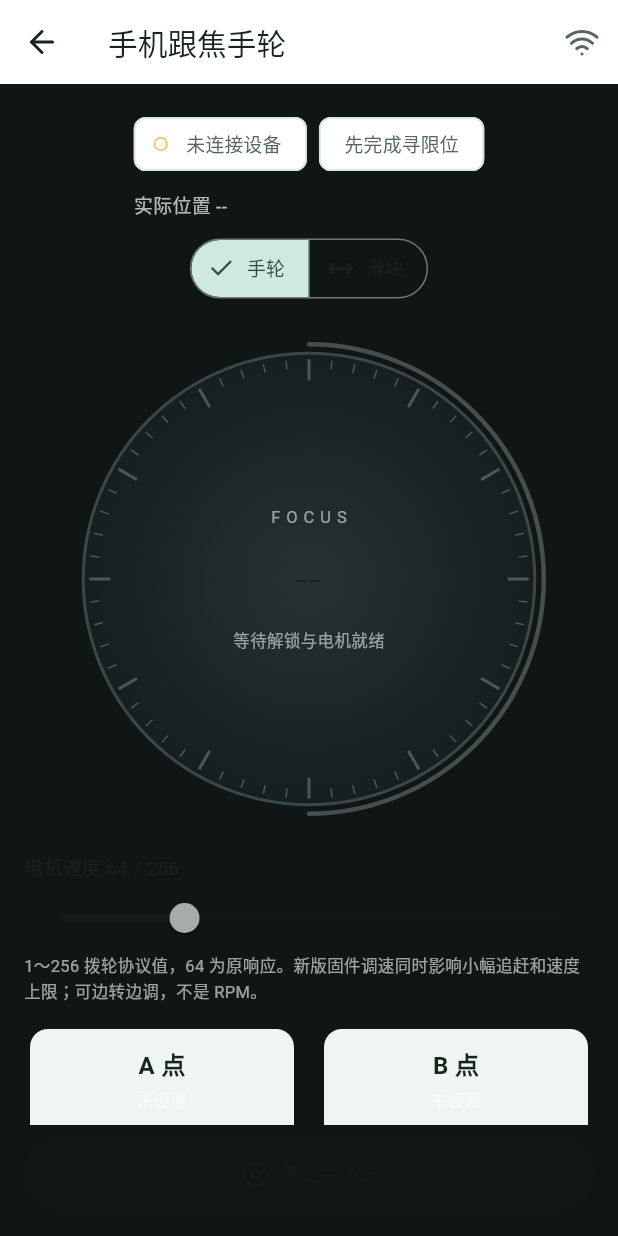
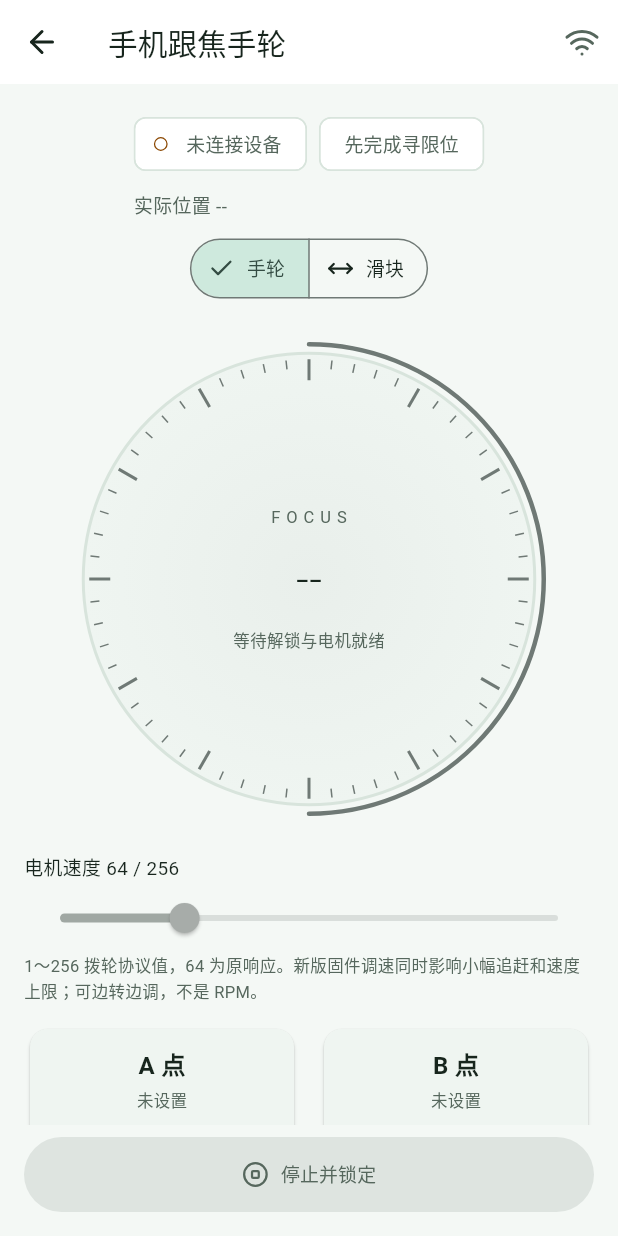
Before and after one commit to ndpyzwy-0w0/OLF-OpenLidarFocus, a Flutter app: the screen it shows after launch, after a tap on "手动跟焦", on a phone screen of 412 x 824 dp. Run offline on Flutter 3.47's test engine with Material 3 defaults, Android fonts, the phone set to English and light mode, and no system bars; our stand-ins replace lucide_icons_flutter.

Commit message:
统一手动跟焦页深浅色并修复文字对比度
手动页背景、手轮绘制和说明文字跟随应用主题，浅色A/B标记使用深橙深蓝，修复停止及复位按钮的前景色。

61项Flutter测试及静态检查通过，新增两种外观下的对比度和实时重绘回归。已完成签名构建、横竖屏预览并安装启动2.6.2+24。

```diff
--- a/lib/handwheel_page.dart
+++ b/lib/handwheel_page.dart
@@ -8,6 +8,12 @@ import 'package:flutter/services.dart';
 
 import 'device_page.dart';
 import 'ff_core.dart';
+
+Color _focusPointColor(ColorScheme colors, bool isA) {
+  final dark = colors.brightness == Brightness.dark;
+  if (isA) return Color(dark ? 0xFFFFBF69 : 0xFF8A4600);
+  return Color(dark ? 0xFF79B8FF : 0xFF1C5FA7);
+}
 
 enum FocusHapticStyle {
   standard('标准刻度', '每圈／全行程 60 格，轻巧清楚', 60, 80),
@@ -61,6 +67,9 @@ class HandwheelPage extends StatefulWidget {
 
 class _HandwheelPageState extends State<HandwheelPage>
     with WidgetsBindingObserver {
+  ColorScheme get _colors => Theme.of(context).colorScheme;
+  TextStyle get _hintStyle =>
+      TextStyle(fontSize: 11, color: _colors.onSurfaceVariant);
   FfState _s = const FfState();
   StreamSubscription<FfState>? _sub;
   bool _haptics = true;
@@ -137,17 +146,13 @@ class _HandwheelPageState extends State<HandwheelPage>
 
   @override
   Widget build(BuildContext context) => Scaffold(
-    backgroundColor: const Color(0xFF101516),
     appBar: AppBar(
       title: Column(
         crossAxisAlignment: CrossAxisAlignment.start,
         children: [
           const Text('手机跟焦手轮'),
           if (_s.appVersion.isNotEmpty)
-            Text(
-              'v${_s.appVersion}',
-              style: const TextStyle(fontSize: 11, color: Colors.white60),
-            ),
+            Text('v${_s.appVersion}', style: _hintStyle),
         ],
       ),
       actions: [
@@ -256,8 +261,8 @@ class _HandwheelPageState extends State<HandwheelPage>
               LucideIcons.circle,
               size: 10,
               color: _s.linkAlive && _s.canOk
-                  ? Colors.greenAccent
-                  : Colors.orangeAccent,
+                  ? _colors.primary
+                  : _focusPointColor(_colors, true),
             ),
             label: Text(
               _s.linkAlive ? (_s.canOk ? 'CAN 在线' : '等待 CAN 反馈') : '未连接设备',
@@ -291,7 +296,7 @@ class _HandwheelPageState extends State<HandwheelPage>
         _s.positionTrusted
             ? '实际 ${_s.pos} → 目标 ${_s.target} · 误差 ${(_s.target - _s.pos).abs()} / ±${_s.fm03?.tolerance ?? 4}'
             : '实际位置 --',
-        style: const TextStyle(color: Colors.white70),
+        style: TextStyle(color: _colors.onSurfaceVariant),
       ),
     ],
   );
@@ -327,7 +332,7 @@ class _HandwheelPageState extends State<HandwheelPage>
       child: Column(
         mainAxisSize: MainAxisSize.min,
         children: [
-          const Text('目标焦点', style: TextStyle(color: Colors.white60)),
+          Text('目标焦点', style: TextStyle(color: _colors.onSurfaceVariant)),
           Text(
             '${(value * 100).toStringAsFixed(1)}%',
             style: const TextStyle(fontSize: 30, fontWeight: FontWeight.w300),
@@ -383,14 +388,14 @@ class _HandwheelPageState extends State<HandwheelPage>
                       _sliderMarker(
                         'A',
                         _s.wheelA!,
-                        const Color(0xFFFFBF69),
+                        _focusPointColor(_colors, true),
                         box.maxWidth,
                       ),
                     if (_s.wheelB != null)
                       _sliderMarker(
                         'B',
                         _s.wheelB!,
-                        const Color(0xFF79B8FF),
+                        _focusPointColor(_colors, false),
                         box.maxWidth,
                       ),
                   ],
@@ -413,21 +418,21 @@ class _HandwheelPageState extends State<HandwheelPage>
                     ? 'A 未设置'
                     : 'A ${(_s.wheelA! / 4096 * 100).toStringAsFixed(1)}%',
                 key: const ValueKey('slider-a-value'),
-                style: const TextStyle(color: Color(0xFFFFBF69)),
+                style: TextStyle(color: _focusPointColor(_colors, true)),
               ),
               Text(
                 _s.wheelB == null
                     ? 'B 未设置'
                     : 'B ${(_s.wheelB! / 4096 * 100).toStringAsFixed(1)}%',
                 key: const ValueKey('slider-b-value'),
-                style: const TextStyle(color: Color(0xFF79B8FF)),
+                style: TextStyle(color: _focusPointColor(_colors, false)),
               ),
             ],
           ),
           const SizedBox(height: 4),
           Text(
             _s.wheelReady ? '拖动直接跟焦 · 遵循 A/B 限位' : '等待解锁与电机就绪',
-            style: const TextStyle(fontSize: 11, color: Colors.white60),
+            style: _hintStyle,
           ),
         ],
       ),
@@ -560,9 +565,9 @@ class _HandwheelPageState extends State<HandwheelPage>
           ),
         ],
       ),
-      const Text(
+      Text(
         '仅控制下方“拉到 A/B”的目标节奏；“到 A/B 点”直接发送终点。转手轮实时跟随，不受时长与曲线影响。实际到位受速度与负载限制。',
-        style: TextStyle(fontSize: 11, color: Colors.white60),
+        style: _hintStyle,
       ),
       Row(
         children: [
@@ -591,7 +596,7 @@ class _HandwheelPageState extends State<HandwheelPage>
         ),
       const SizedBox(height: 16),
       const SizedBox(height: 8),
-      Text(_s.msg, style: const TextStyle(fontSize: 11, color: Colors.white70)),
+      Text(_s.msg, style: _hintStyle),
       if (!_s.wheelReady && !_paused && !_calRunning) ...[
         const SizedBox(height: 12),
         FilledButton.tonalIcon(
@@ -605,12 +610,9 @@ class _HandwheelPageState extends State<HandwheelPage>
             icon: const Icon(LucideIcons.wifi),
             label: const Text('连接电机'),
           ),
-        const Padding(
-          padding: EdgeInsets.symmetric(vertical: 8),
-          child: Text(
-            '手轮模式无需物距表。寻限位完成后即可控制。',
-            style: TextStyle(fontSize: 11, color: Colors.white60),
-          ),
+        Padding(
+          padding: const EdgeInsets.symmetric(vertical: 8),
+          child: Text('手轮模式无需物距表。寻限位完成后即可控制。', style: _hintStyle),
         ),
       ],
       const SizedBox(height: 16),
@@ -644,10 +646,7 @@ class _HandwheelPageState extends State<HandwheelPage>
                 ),
               ],
             ),
-            const Text(
-              '1×：手轮转一圈对应完整行程；0.25× 用于精细对焦。',
-              style: TextStyle(fontSize: 11, color: Colors.white60),
-            ),
+            Text('1×：手轮转一圈对应完整行程；0.25× 用于精细对焦。', style: _hintStyle),
             SwitchListTile(
               contentPadding: EdgeInsets.zero,
               title: const Text('反转手轮方向'),
@@ -682,10 +681,7 @@ class _HandwheelPageState extends State<HandwheelPage>
                   : null,
             ),
             const SizedBox(height: 8),
-            Text(
-              '${_hapticStyle.description}；快速拖动会限制触发频率。',
-              style: const TextStyle(fontSize: 11, color: Colors.white60),
-            ),
+            Text('${_hapticStyle.description}；快速拖动会限制触发频率。', style: _hintStyle),
             const SizedBox(height: 12),
             _motorParameter(
               '启动加速',
@@ -713,11 +709,11 @@ class _HandwheelPageState extends State<HandwheelPage>
             ),
             Text(
               '设备已回读：速度 ${_s.fm03?.maxSpeed ?? "--"} · 加速 ${_s.fm03?.acceleration ?? "--"} · 减速 ${_s.fm03?.gain ?? "--"} · 容差 ±${_s.fm03?.tolerance ?? "--"} · 拨轮输出 ${_s.fm03?.value ?? "--"}',
-              style: const TextStyle(fontSize: 11, color: Colors.white60),
+              style: _hintStyle,
             ),
-            const Text(
+            Text(
               '运动中调参需固件 2.1.1。参数以设备回读为准，停稳后保存到设备，自动模式也会使用。A/B 点在重连、离开模式或重新寻限位后清除。',
-              style: TextStyle(fontSize: 11, color: Colors.white60),
+              style: _hintStyle,
             ),
             const SizedBox(height: 12),
             OutlinedButton.icon(
@@ -735,9 +731,10 @@ class _HandwheelPageState extends State<HandwheelPage>
 
   Widget _stopButton() => FilledButton.icon(
     style: FilledButton.styleFrom(
-      backgroundColor: _paused
-          ? const Color(0xFF16745E)
-          : const Color(0xFFAB4249),
+      backgroundColor: _paused ? _colors.primary : const Color(0xFFAB4249),
+      foregroundColor: _paused ? _colors.onPrimary : Colors.white,
+      disabledForegroundColor: _colors.onSurfaceVariant,
+      disabledBackgroundColor: _colors.surfaceContainerHighest,
       padding: const EdgeInsets.all(16),
     ),
     onPressed: _s.connected && (!_paused || _s.canResume)
@@ -787,7 +784,7 @@ class _HandwheelPageState extends State<HandwheelPage>
                 }
               : null,
         ),
-        Text(hint, style: const TextStyle(fontSize: 11, color: Colors.white60)),
+        Text(hint, style: _hintStyle),
         const SizedBox(height: 12),
       ],
     );
@@ -807,7 +804,7 @@ class _HandwheelPageState extends State<HandwheelPage>
             coordinate == null
                 ? '未设置'
                 : '$coordinate · ${(coordinate / 4096 * 100).toStringAsFixed(1)}%',
-            style: const TextStyle(color: Colors.white60, fontSize: 11),
+            style: _hintStyle,
           ),
           TextButton(
             onPressed: _s.wheelReady && !_s.moving && !_s.wheelPulling
@@ -887,6 +884,7 @@ class _WheelDialState extends State<WheelDial> {
   Widget build(BuildContext context) => LayoutBuilder(
     builder: (context, box) {
       final size = Size(box.maxWidth, box.maxHeight);
+      final colors = Theme.of(context).colorScheme;
       return Semantics(
         label: '跟焦手轮',
         value: widget.label,
@@ -947,17 +945,18 @@ class _WheelDialState extends State<WheelDial> {
                 widget.a,
                 widget.b,
                 widget.enabled,
+                colors,
               ),
               child: Center(
                 child: Column(
                   mainAxisSize: MainAxisSize.min,
                   children: [
-                    const Text(
+                    Text(
                       'FOCUS',
                       style: TextStyle(
                         fontSize: 11,
                         letterSpacing: 4,
-                        color: Colors.white54,
+                        color: colors.onSurfaceVariant,
                       ),
                     ),
                     const SizedBox(height: 12),
@@ -971,9 +970,9 @@ class _WheelDialState extends State<WheelDial> {
                     const SizedBox(height: 12),
                     Text(
                       widget.enabled ? '轮缘旋转 · 中心上下微调' : '等待解锁与电机就绪',
-                      style: const TextStyle(
+                      style: TextStyle(
                         fontSize: 11,
-                        color: Colors.white54,
+                        color: colors.onSurfaceVariant,
                       ),
                     ),
                   ],
@@ -991,7 +990,15 @@ class _WheelPainter extends CustomPainter {
   final double? actual, a, b;
   final double target;
   final bool enabled;
-  _WheelPainter(this.actual, this.target, this.a, this.b, this.enabled);
+  final ColorScheme colors;
+  _WheelPainter(
+    this.actual,
+    this.target,
+    this.a,
+    this.b,
+    this.enabled,
+    this.colors,
+  );
 
   @override
   void paint(Canvas canvas, Size size) {
@@ -1001,8 +1008,8 @@ class _WheelPainter extends CustomPainter {
       center,
       r,
       Paint()
-        ..shader = const RadialGradient(
-          colors: [Color(0xFF263332), Color(0xFF161E20)],
+        ..shader = RadialGradient(
+          colors: [colors.surfaceContainer, colors.surfaceContainerLow],
         ).createShader(Rect.fromCircle(center: center, radius: r)),
     );
     canvas.drawCircle(
@@ -1011,7 +1018,7 @@ class _WheelPainter extends CustomPainter {
       Paint()
         ..style = PaintingStyle.stroke
         ..strokeWidth = 2
-        ..color = const Color(0xFF384847),
+        ..color = colors.outlineVariant,
     );
     for (var i = 0; i < 60; i++) {
       final theta = i * math.pi / 30 - math.pi / 2;
@@ -1021,7 +1028,7 @@ class _WheelPainter extends CustomPainter {
         center + unit * (r - 4),
         Paint()
           ..strokeWidth = i % 5 == 0 ? 2 : 1
-          ..color = enabled ? const Color(0xFF9CAFA9) : Colors.white24,
+          ..color = enabled ? colors.onSurfaceVariant : colors.outline,
       );
     }
     final ring = Rect.fromCircle(center: center, radius: r + 6);
@@ -1034,7 +1041,7 @@ class _WheelPainter extends CustomPainter {
         ..style = PaintingStyle.stroke
         ..strokeWidth = 3
         ..strokeCap = StrokeCap.round
-        ..color = enabled ? const Color(0xFF53D6B7) : Colors.white24,
+        ..color = enabled ? colors.primary : colors.outline,
     );
     void marker(double value, Color color, String? label) {
       final theta = value * 2 * math.pi - math.pi / 2;
@@ -1059,9 +1066,9 @@ class _WheelPainter extends CustomPainter {
       }
     }
 
-    if (a != null) marker(a!, const Color(0xFFFFBF69), 'A');
-    if (b != null) marker(b!, const Color(0xFF79B8FF), 'B');
-    if (actual != null) marker(actual!, Colors.white, null);
+    if (a != null) marker(a!, _focusPointColor(colors, true), 'A');
+    if (b != null) marker(b!, _focusPointColor(colors, false), 'B');
+    if (actual != null) marker(actual!, colors.onSurface, null);
   }
 
   @override
@@ -1070,5 +1077,6 @@ class _WheelPainter extends CustomPainter {
       target != old.target ||
       a != old.a ||
       b != old.b ||
-      enabled != old.enabled;
+      enabled != old.enabled ||
+      colors != old.colors;
 }
--- a/pubspec.yaml
+++ b/pubspec.yaml
@@ -20,7 +20,7 @@ publish_to: 'none' # Remove this line if you wish to publish to pub.dev
 # build-number 当 CFBundleVersion，而主界面标题下方显示的 `v<name>+<number>` 就是
 # 读的这两个键。所以**每次改动都 bump 这一行**（改一次 +1，功能/修 bug 提升前面的
 # 数字），装到手机上就能一眼看出是不是新版。
-version: 2.6.1+23
+version: 2.6.2+24
 
 environment:
   sdk: ^3.13.3
```
Also changed, not shown: 2 other files.
